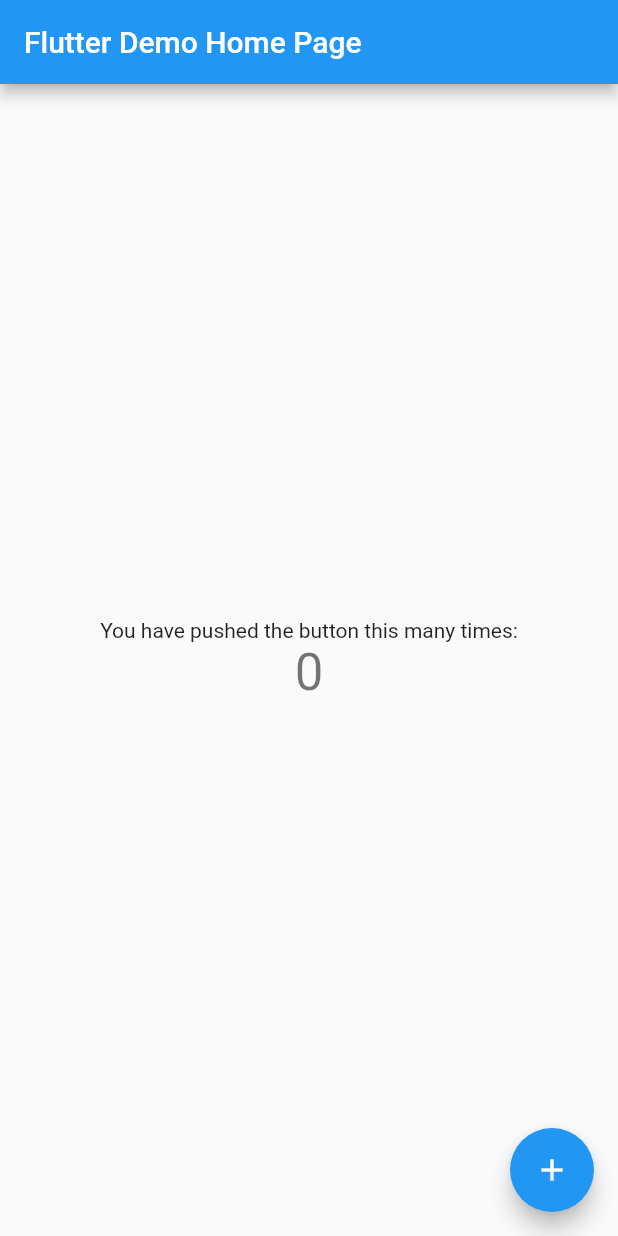
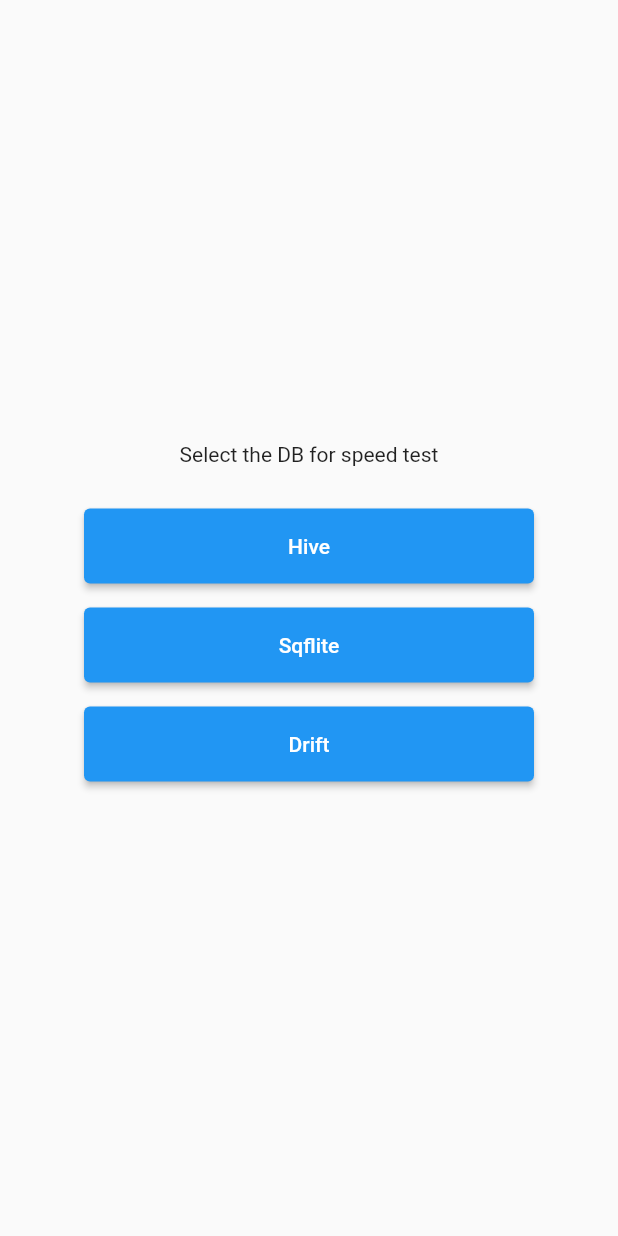
Before and after one commit to olchedev/db_speedtest, a Flutter app: the screen it shows after launch, on a phone screen of 412 x 824 dp. Run offline on Flutter 3.47's test engine with Material 2 defaults, Android fonts, the light colour scheme and no system bars; our stand-ins replace hive, sqflite; accounts and stored records are empty.

Commit message:
add select db view

```diff
--- a/lib/main.dart
+++ b/lib/main.dart
@@ -1,3 +1,4 @@
+import 'package:db_speed/screens/pick_db_view.dart';
 import 'package:flutter/material.dart';
 
 void main() {
@@ -13,55 +14,15 @@
       title: 'Flutter Demo',
       theme: ThemeData(
         primarySwatch: Colors.blue,
+        elevatedButtonTheme: ElevatedButtonThemeData(
+          style: ButtonStyle(
+            fixedSize: MaterialStateProperty.all<Size>(
+              const Size(300.0, 50.0),
+            ),
+          ),
+        ),
       ),
-      home: const MyHomePage(title: 'Flutter Demo Home Page'),
+      home: const PickDBView(),
     );
   }
 }
-
-class MyHomePage extends StatefulWidget {
-  const MyHomePage({super.key, required this.title});
-
-  final String title;
-
-  @override
-  State<MyHomePage> createState() => _MyHomePageState();
-}
-
-class _MyHomePageState extends State<MyHomePage> {
-  int _counter = 0;
-
-  void _incrementCounter() {
-    setState(() {
-      _counter++;
-    });
-  }
-
-  @override
-  Widget build(BuildContext context) {
-    return Scaffold(
-      appBar: AppBar(
-        title: Text(widget.title),
-      ),
-      body: Center(
-        child: Column(
-          mainAxisAlignment: MainAxisAlignment.center,
-          children: <Widget>[
-            const Text(
-              'You have pushed the button this many times:',
-            ),
-            Text(
-              '$_counter',
-              style: Theme.of(context).textTheme.headline4,
-            ),
-          ],
-        ),
-      ),
-      floatingActionButton: FloatingActionButton(
-        onPressed: _incrementCounter,
-        tooltip: 'Increment',
-        child: const Icon(Icons.add),
-      ),
-    );
-  }
-}
--- /dev/null
+++ b/lib/screens/pick_db_view.dart
@@ -0,0 +1,43 @@
+import 'package:flutter/material.dart';
+
+class PickDBView extends StatelessWidget {
+  const PickDBView({Key? key}) : super(key: key);
+
+  @override
+  Widget build(BuildContext context) {
+    return Scaffold(
+      body: Center(
+        child: Column(
+          mainAxisAlignment: MainAxisAlignment.center,
+          children: [
+            const Padding(
+              padding: EdgeInsets.only(bottom: 20.0),
+              child: Text('Select the DB for speed test'),
+            ),
+            Padding(
+              padding: const EdgeInsets.all(8.0),
+              child: ElevatedButton(
+                onPressed: () {},
+                child: const Text('Hive'),
+              ),
+            ),
+            Padding(
+              padding: const EdgeInsets.all(8.0),
+              child: ElevatedButton(
+                onPressed: () {},
+                child: const Text('Sqflite'),
+              ),
+            ),
+            Padding(
+              padding: const EdgeInsets.all(8.0),
+              child: ElevatedButton(
+                onPressed: () {},
+                child: const Text('Drift'),
+              ),
+            ),
+          ],
+        ),
+      ),
+    );
+  }
+}
```
